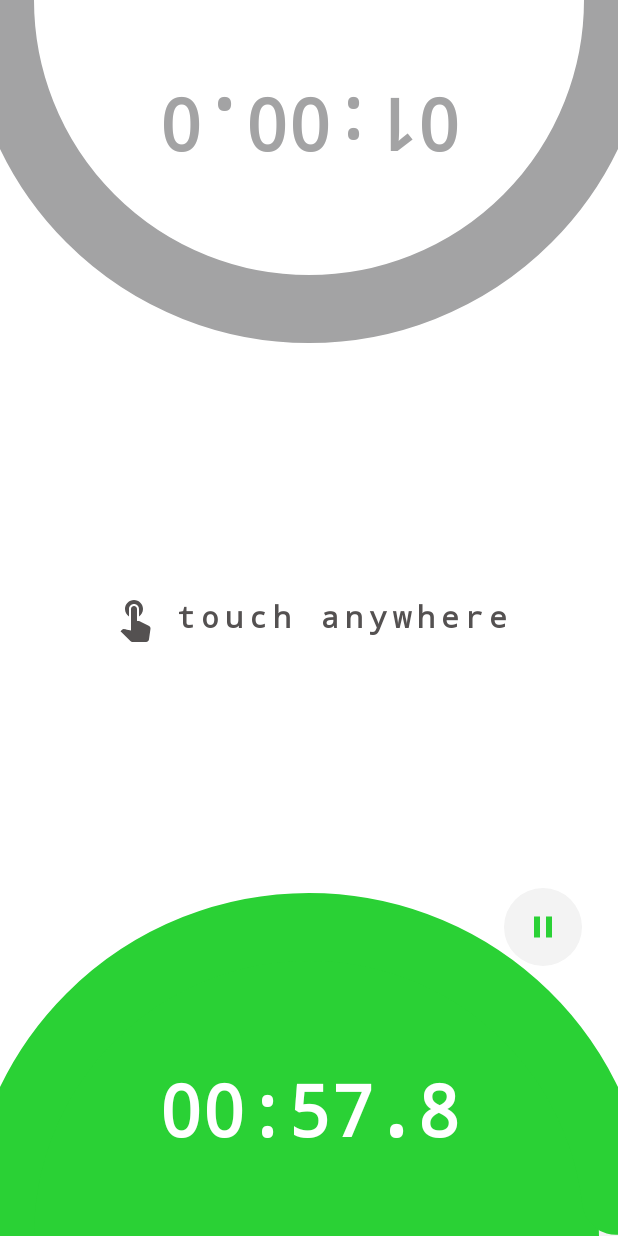
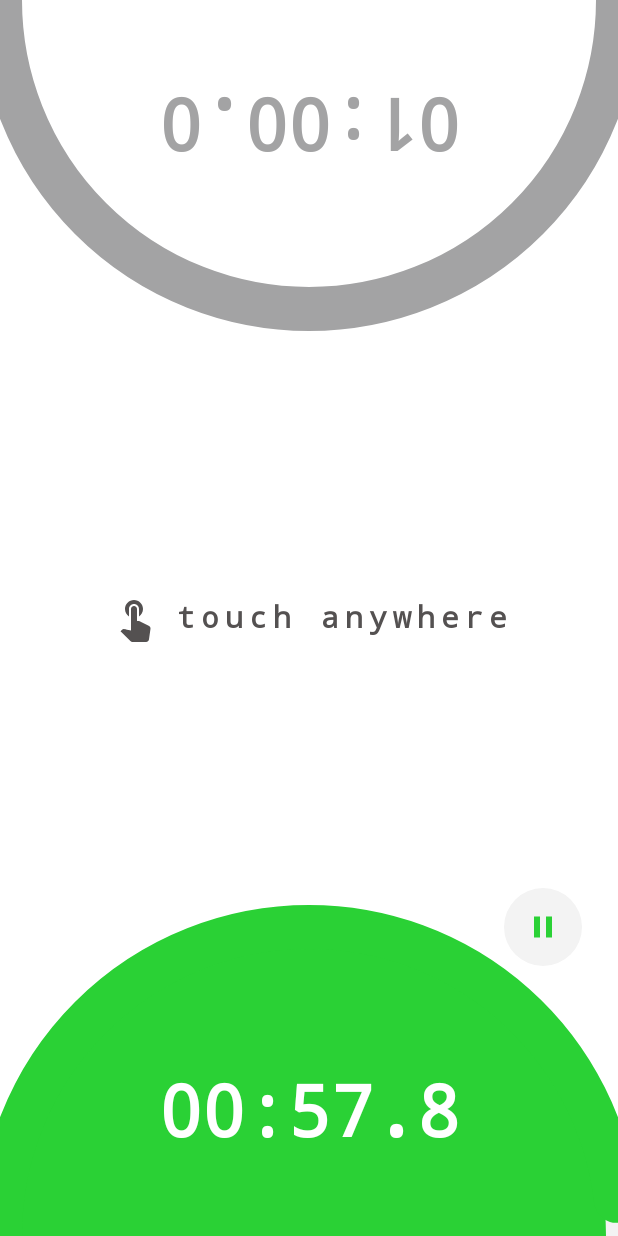
Before and after one commit to timlam9/KingsClock, an Android app built with Jetpack Compose: the screen it shows after launch (MainActivity), after a tap on "start", on a phone screen of 412 x 824 dp. Run offline under Robolectric (Android 15) with nearby library versions, the phone set to English and light mode, and no system bars.

Commit message:
Decrease clocks stroke width

```diff
--- a/app/src/main/java/com/lamti/kingsclock/ui/composables/combound/BlacksClock.kt
+++ b/app/src/main/java/com/lamti/kingsclock/ui/composables/combound/BlacksClock.kt
@@ -39,7 +39,7 @@ fun BlacksClock(
     enabled: Boolean,
     strokeCircleColor: Color = LightGray,
     indicatorColor: Color = MaterialTheme.colors.primary,
-    strokeWidth: Float = 38f,
+    strokeWidth: Float = 24f,
     currentTimeMillis: Long,
     maxTimeMillis: Long,
     formattedTime: String
@@ -82,7 +82,7 @@ fun BlacksClock(
                     startAngle = 0f,
                     sweepAngle = 180f * percentage,
                     useCenter = false,
-                    style = Stroke(width = strokeWidth + 30, cap = StrokeCap.Round)
+                    style = Stroke(width = strokeWidth + 20, cap = StrokeCap.Round)
                 )
             },
         contentAlignment = Alignment.Center
--- a/app/src/main/java/com/lamti/kingsclock/ui/composables/combound/WhitesClock.kt
+++ b/app/src/main/java/com/lamti/kingsclock/ui/composables/combound/WhitesClock.kt
@@ -36,7 +36,7 @@ fun WhitesClock(
     enabled: Boolean,
     strokeCircleColor: Color = LightGray,
     indicatorColor: Color = MaterialTheme.colors.onPrimary,
-    strokeWidth: Float = 38f,
+    strokeWidth: Float = 24f,
     currentTimeMillis: Long,
     maxTimeMillis: Long,
     formattedTime: String
@@ -86,7 +86,7 @@ fun WhitesClock(
                     startAngle = 180f,
                     sweepAngle = 180f * percentage,
                     useCenter = false,
-                    style = Stroke(width = strokeWidth + 30, cap = StrokeCap.Round)
+                    style = Stroke(width = strokeWidth + 20, cap = StrokeCap.Round)
                 )
             },
         contentAlignment = Alignment.Center
```
